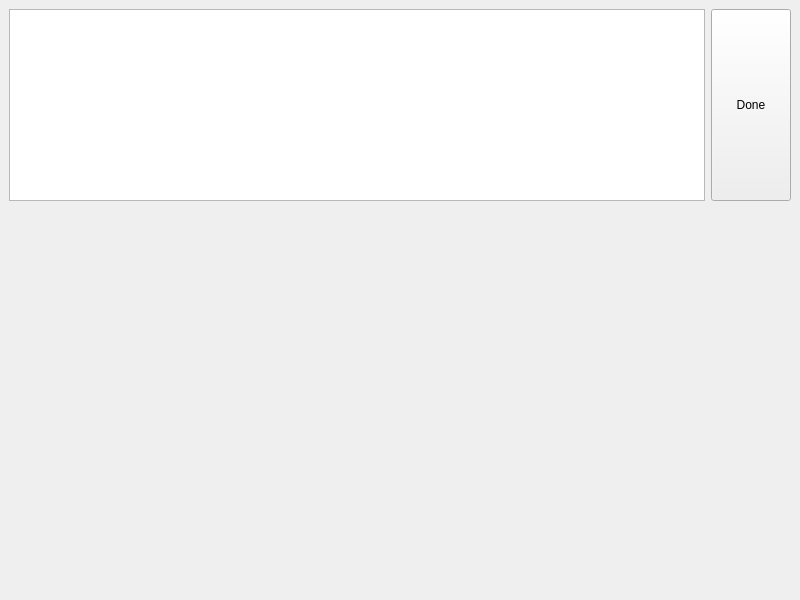
Qt form mainwindow.ui (hellozee/qt-libraqm-test) before a commit.
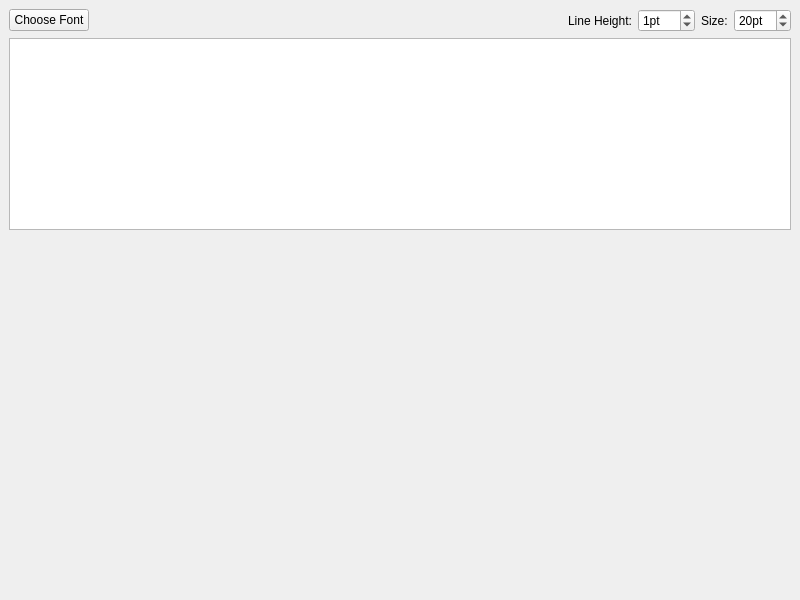
The same form after that commit. Custom widgets are drawn as their Qt base class.

Commit message: added line break support

```diff
--- a/mainwindow.ui
+++ b/mainwindow.ui
@@ -14,8 +14,79 @@
    <string>MainWindow</string>
   </property>
   <widget class="QWidget" name="centralwidget">
-   <layout class="QGridLayout" name="gridLayout">
-    <item row="1" column="0">
+   <layout class="QVBoxLayout" name="verticalLayout">
+    <item>
+     <layout class="QHBoxLayout" name="horizontalLayout_2">
+      <item>
+       <widget class="QPushButton" name="fontChooser">
+        <property name="text">
+         <string>Choose Font</string>
+        </property>
+       </widget>
+      </item>
+      <item>
+       <spacer name="horizontalSpacer">
+        <property name="orientation">
+         <enum>Qt::Horizontal</enum>
+        </property>
+        <property name="sizeHint" stdset="0">
+         <size>
+          <width>40</width>
+          <height>20</height>
+         </size>
+        </property>
+       </spacer>
+      </item>
+      <item>
+       <widget class="QLabel" name="label_2">
+        <property name="text">
+         <string>Line Height:</string>
+        </property>
+       </widget>
+      </item>
+      <item>
+       <widget class="QSpinBox" name="lineHeight">
+        <property name="suffix">
+         <string>pt</string>
+        </property>
+        <property name="maximum">
+         <number>100</number>
+        </property>
+        <property name="value">
+         <number>1</number>
+        </property>
+       </widget>
+      </item>
+      <item>
+       <widget class="QLabel" name="label">
+        <property name="text">
+         <string>Size:</string>
+        </property>
+       </widget>
+      </item>
+      <item>
+       <widget class="QSpinBox" name="fontSize">
+        <property name="suffix">
+         <string>pt</string>
+        </property>
+        <property name="maximum">
+         <number>200</number>
+        </property>
+        <property name="value">
+         <number>20</number>
+        </property>
+       </widget>
+      </item>
+     </layout>
+    </item>
+    <item>
+     <layout class="QHBoxLayout" name="horizontalLayout">
+      <item>
+       <widget class="QPlainTextEdit" name="plainTextEdit"/>
+      </item>
+     </layout>
+    </item>
+    <item>
      <widget class="PaintWidget" name="canvas" native="true">
       <property name="sizePolicy">
        <sizepolicy hsizetype="Expanding" vsizetype="Expanding">
@@ -36,26 +107,6 @@
       </widget>
      </widget>
     </item>
-    <item row="0" column="0">
-     <layout class="QHBoxLayout" name="horizontalLayout">
-      <item>
-       <widget class="QPlainTextEdit" name="plainTextEdit"/>
-      </item>
-      <item>
-       <widget class="QPushButton" name="doneBtn">
-        <property name="sizePolicy">
-         <sizepolicy hsizetype="Minimum" vsizetype="Expanding">
-          <horstretch>0</horstretch>
-          <verstretch>0</verstretch>
-         </sizepolicy>
-        </property>
-        <property name="text">
-         <string>Done</string>
-        </property>
-       </widget>
-      </item>
-     </layout>
-    </item>
    </layout>
   </widget>
  </widget>
```
Left out of the diff: 11 changed lines with no effect on the pictures. The commit also changes 6 other files.
